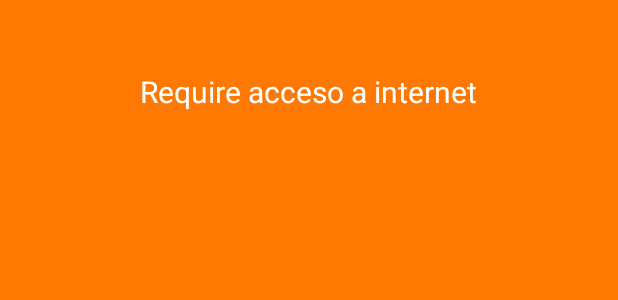
After one commit to paulomcnally/en-cartelera-android, an Android app: the layout activity_internet_require.xml on its own in the app's theme, with its tools: preview values and no code run, on a phone screen of 412 x 824 dp. The commit adds this screen. Shown: the top 300 px of the screen. Run offline under Robolectric (Android 15) with nearby library versions, the phone set to English and light mode, and no system bars.

Commit message:
fix image size and add effect

```diff
--- a/app/app/build.gradle
+++ b/app/app/build.gradle
@@ -35,4 +35,5 @@ dependencies {
     compile 'com.nhaarman.listviewanimations:library:2.6.0'
     compile 'com.googlecode.android-query:android-query:0.25.9'
     compile 'com.google.android.gms:play-services:5.0.89'
+    compile 'com.flaviofaria:kenburnsview:1.0.4'
 }
--- a/app/app/src/main/java/com/mcnallydevelopers/android/apps/encartelera/HomeActivity.java
+++ b/app/app/src/main/java/com/mcnallydevelopers/android/apps/encartelera/HomeActivity.java
@@ -1,6 +1,7 @@
 package com.mcnallydevelopers.android.apps.encartelera;
 
 import android.content.Context;
+import android.content.Intent;
 import android.support.v7.app.ActionBarActivity;
 
 import android.support.v7.app.ActionBarActivity;
@@ -59,7 +60,9 @@ public class HomeActivity extends ActionBarActivity {
             adMobInit();
         }
         else{
-            Toast.makeText(getApplicationContext(), getString(R.string.no_internet), Toast.LENGTH_LONG).show();
+            Intent intent = new Intent(this, InternetRequireActivity.class);
+            intent.setFlags(Intent.FLAG_ACTIVITY_NEW_TASK);
+            startActivity(intent);
             finish();
         }
 
--- a/app/app/src/main/java/com/mcnallydevelopers/android/apps/encartelera/MoviesAdapter.java
+++ b/app/app/src/main/java/com/mcnallydevelopers/android/apps/encartelera/MoviesAdapter.java
@@ -51,6 +51,9 @@ public class MoviesAdapter  extends ArrayAdapter<MoviesList> {
 
         aq.id(R.id.imageview_minicard_front).progress(R.id.progress_minicard).image(list.getFront(), true, true);
 
+        viewHolder.imageView.setMinimumWidth(10);
+        viewHolder.imageView.setMinimumHeight(10);
+
         viewHolder.textViewSynopsis.setText(list.getSynopsis());
         viewHolder.textViewGenres.setText(list.getGenres());
         viewHolder.textViewClasification.setText(list.getClasification());
--- /dev/null
+++ b/app/app/src/main/res/layout/activity_internet_require.xml
@@ -0,0 +1,21 @@
+<RelativeLayout xmlns:android="http://schemas.android.com/apk/res/android"
+    xmlns:tools="http://schemas.android.com/tools" android:layout_width="match_parent"
+    android:layout_height="match_parent"
+    android:background="#ff7802"
+    tools:context="com.mcnallydevelopers.android.apps.encartelera.InternetRequireActivity">
+
+    <TextView android:text="@string/message_internet_require" android:layout_width="wrap_content"
+        android:layout_height="wrap_content"
+        android:layout_alignParentTop="true"
+        android:layout_centerHorizontal="true"
+        android:layout_marginTop="47dp"
+        android:textSize="20dp"
+        android:textColor="#ffffff"/>
+
+    <ImageView
+        android:visibility="gone"
+        android:layout_width="wrap_content"
+        android:layout_height="wrap_content"
+        android:src="@drawable/img_sad_face" />
+
+</RelativeLayout>
--- a/app/app/src/main/res/values/strings.xml
+++ b/app/app/src/main/res/values/strings.xml
@@ -4,5 +4,7 @@
     <string name="app_name">En Cartelera Nicaragua</string>
     <string name="no_internet">Es requerido que active Internet.</string>
     <string name="action_settings">Configuración</string>
+    <string name="title_activity_internet_require">Requiere acceso a internet</string>
+    <string name="message_internet_require">Require acceso a internet</string>
 
 </resources>
```
Also changed, not shown: app/app/src/main/AndroidManifest.xml (+13 -7 lines), app/app/src/main/java/com/mcnallydevelopers/android/apps/encartelera/InternetRequireActivity.java (added, +20 -0 lines), app/app/src/main/res/layout/minicard.xml (+8 -0 lines), app/app/src/main/res/drawable-hdpi/img_sad_face.jpg (added), app/app/src/main/res/drawable-mdpi/img_sad_face.jpg (added), app/app/src/main/res/drawable-xhdpi/img_sad_face.jpg (added), app/app/src/main/res/drawable-xxhdpi/img_sad_face.jpg (added), 1 other file.
